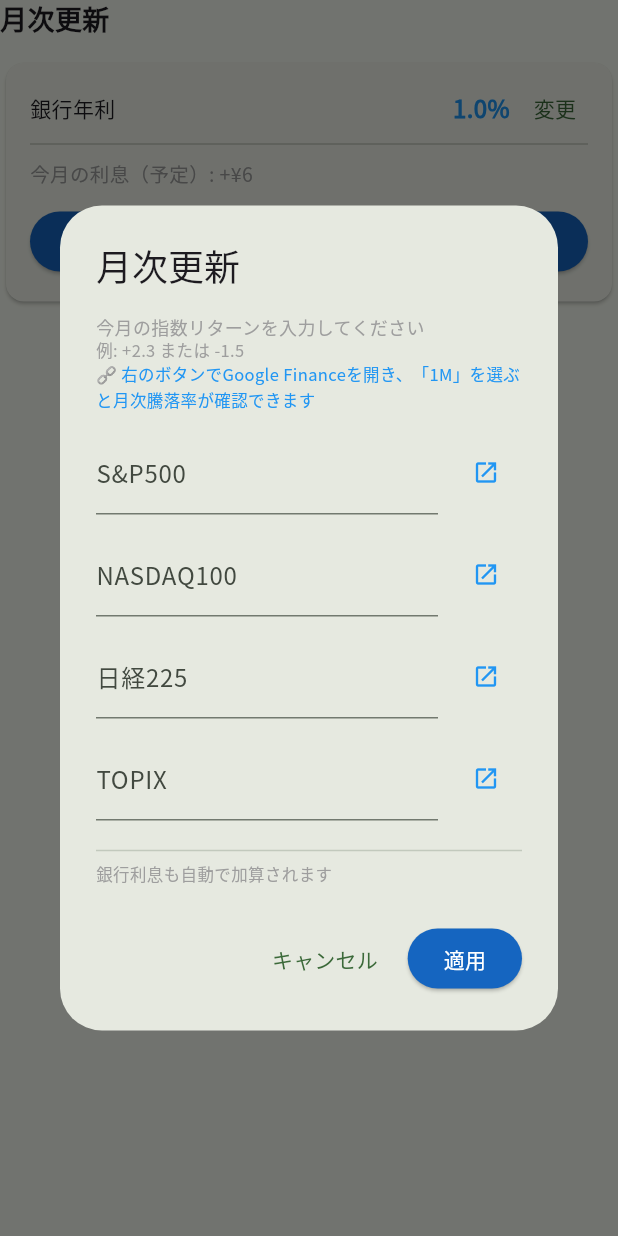
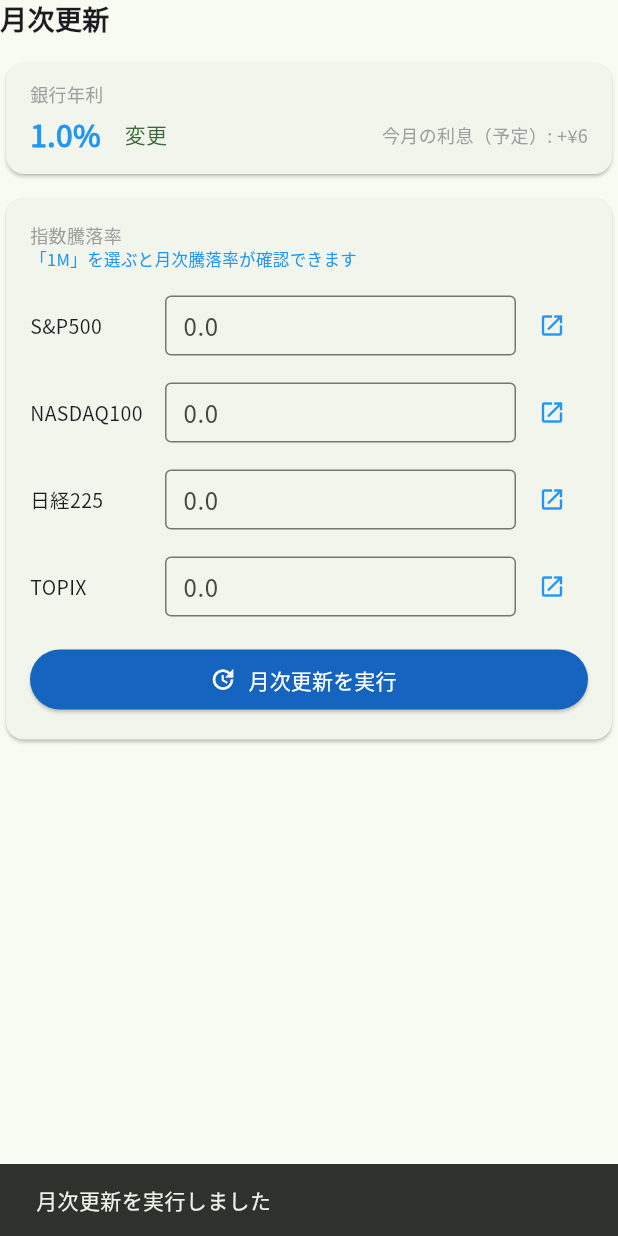
Before and after one commit to Sir-KUMA/family-money-app, a Flutter app: the _MonthlyUpdateSection widget shown alone on an empty page, opened directly, after a tap on "月次更新を実行", on a phone screen of 412 x 824 dp. Run offline on Flutter 3.47's test engine with Material 3 defaults, Android fonts, the phone set to English and light mode, and no system bars; our stand-ins replace google_fonts, shared_preferences; accounts and stored records are empty.

Commit message:
refactor: redesign monthly update section with inline index inputs
銀行年利と指数騰落率を別カードに分離。
指数入力をダイアログから親画面インラインに変更し、UXを改善。

Co-Authored-By: Claude Sonnet 4.6 <noreply@anthropic.com>

```diff
--- a/lib/screens/parent_screen.dart
+++ b/lib/screens/parent_screen.dart
@@ -277,8 +277,57 @@ class _PurchaseRequestCard extends StatelessWidget {
 
 // ── 月次更新セクション ────────────────────────────────────────
 
-class _MonthlyUpdateSection extends StatelessWidget {
+class _MonthlyUpdateSection extends StatefulWidget {
   const _MonthlyUpdateSection();
+
+  @override
+  State<_MonthlyUpdateSection> createState() => _MonthlyUpdateSectionState();
+}
+
+class _MonthlyUpdateSectionState extends State<_MonthlyUpdateSection> {
+  final _controllers = {
+    'sp500': TextEditingController(),
+    'nasdaq100': TextEditingController(),
+    'nikkei225': TextEditingController(),
+    'topix': TextEditingController(),
+  };
+
+  static const _labels = {
+    'sp500': 'S&P500',
+    'nasdaq100': 'NASDAQ100',
+    'nikkei225': '日経225',
+    'topix': 'TOPIX',
+  };
+
+  static const _urls = {
+    'sp500': 'https://www.google.com/finance/quote/.INX:INDEXSP?hl=ja',
+    'nasdaq100': 'https://www.google.com/finance/quote/NDX:INDEXNASDAQ?hl=ja',
+    'nikkei225': 'https://www.google.com/finance/quote/NI225:INDEXNIKKEI?hl=ja',
+    'topix': 'https://www.google.com/finance/quote/TOPIX:INDEXJPX?hl=ja',
+  };
+
+  @override
+  void dispose() {
+    for (final c in _controllers.values) {
+      c.dispose();
+    }
+    super.dispose();
+  }
+
+  void _apply() {
+    final returns = <String, double>{};
+    for (final entry in _controllers.entries) {
+      final val = double.tryParse(entry.value.text.trim());
+      if (val != null) returns[entry.key] = val / 100;
+    }
+    context.read<AppState>().applyMonthlyReturns(returns);
+    for (final c in _controllers.values) {
+      c.clear();
+    }
+    ScaffoldMessenger.of(context).showSnackBar(
+      const SnackBar(content: Text('月次更新を実行しました')),
+    );
+  }
 
   @override
   Widget build(BuildContext context) {
@@ -290,26 +339,25 @@ class _MonthlyUpdateSection extends StatelessWidget {
       children: [
         const Text('月次更新', style: TextStyle(fontSize: 18, fontWeight: FontWeight.bold)),
         const SizedBox(height: 12),
+
+        // 銀行年利カード
         Card(
           child: Padding(
-            padding: const EdgeInsets.all(16),
+            padding: const EdgeInsets.symmetric(horizontal: 16, vertical: 12),
             child: Column(
+              crossAxisAlignment: CrossAxisAlignment.start,
               children: [
-                Row(
-                  mainAxisAlignment: MainAxisAlignment.spaceBetween,
-                  children: [
-                    const Text('銀行年利', style: TextStyle(fontSize: 14)),
+                const Text('銀行年利', style: TextStyle(fontSize: 12, color: Colors.grey)),
+                const SizedBox(height: 4),
                 Row(
                   children: [
                     Text('${state.bankAnnualInterestPercent.toStringAsFixed(1)}%',
-                            style: const TextStyle(fontSize: 16, fontWeight: FontWeight.bold, color: Colors.blue)),
+                        style: const TextStyle(fontSize: 20, fontWeight: FontWeight.bold, color: Colors.blue)),
                     const SizedBox(width: 8),
                     TextButton(
                       onPressed: () => showDialog(
                         context: context,
-                            builder: (_) => _InterestRateDialog(
-                              current: state.bankAnnualInterestPercent,
-                            ),
+                        builder: (_) => _InterestRateDialog(current: state.bankAnnualInterestPercent),
                       ),
                       style: TextButton.styleFrom(
                         padding: const EdgeInsets.symmetric(horizontal: 8, vertical: 4),
@@ -318,26 +366,71 @@ class _MonthlyUpdateSection extends StatelessWidget {
                       ),
                       child: const Text('変更'),
                     ),
+                    const Spacer(),
+                    Text('今月の利息（予定）: +¥${formatYen(interest)}',
+                        style: const TextStyle(fontSize: 12, color: Colors.grey)),
                   ],
                 ),
               ],
             ),
-                const Divider(height: 20),
-                Row(
-                  mainAxisAlignment: MainAxisAlignment.spaceBetween,
+          ),
+        ),
+
+        const SizedBox(height: 8),
+
+        // 指数騰落率カード
+        Card(
+          child: Padding(
+            padding: const EdgeInsets.all(16),
+            child: Column(
+              crossAxisAlignment: CrossAxisAlignment.start,
               children: [
-                    Text('今月の利息（予定）: +¥${formatYen(interest)}',
-                        style: const TextStyle(fontSize: 13, color: Colors.grey)),
+                const Text('指数騰落率', style: TextStyle(fontSize: 12, color: Colors.grey)),
+                const Text('「1M」を選ぶと月次騰落率が確認できます',
+                    style: TextStyle(fontSize: 11, color: Colors.blue)),
+                const SizedBox(height: 12),
+                ..._labels.entries.map((entry) => Padding(
+                      padding: const EdgeInsets.only(bottom: 10),
+                      child: Row(
+                        children: [
+                          SizedBox(
+                            width: 90,
+                            child: Text(entry.value,
+                                style: const TextStyle(fontSize: 13, fontWeight: FontWeight.w500)),
+                          ),
+                          Expanded(
+                            child: TextField(
+                              controller: _controllers[entry.key],
+                              decoration: const InputDecoration(
+                                suffixText: '%',
+                                hintText: '0.0',
+                                isDense: true,
+                                contentPadding: EdgeInsets.symmetric(horizontal: 8, vertical: 8),
+                                border: OutlineInputBorder(),
+                              ),
+                              keyboardType: const TextInputType.numberWithOptions(
+                                  signed: true, decimal: true),
+                            ),
+                          ),
+                          IconButton(
+                            icon: const Icon(Icons.open_in_new, size: 18),
+                            tooltip: '${entry.value}を調べる',
+                            color: Colors.blue,
+                            onPressed: () async {
+                              final url = Uri.parse(_urls[entry.key]!);
+                              if (await canLaunchUrl(url)) {
+                                await launchUrl(url, mode: LaunchMode.externalApplication);
+                              }
+                            },
+                          ),
                         ],
                       ),
-                const SizedBox(height: 12),
+                    )),
+                const SizedBox(height: 4),
                 SizedBox(
                   width: double.infinity,
                   child: ElevatedButton.icon(
-                    onPressed: () => showDialog(
-                      context: context,
-                      builder: (_) => const _MonthlyUpdateDialog(),
-                    ),
+                    onPressed: _apply,
                     icon: const Icon(Icons.update),
                     label: const Text('月次更新を実行'),
                     style: ElevatedButton.styleFrom(
@@ -402,124 +495,6 @@ class _InterestRateDialogState extends State<_InterestRateDialog> {
             foregroundColor: Colors.white,
           ),
           child: const Text('設定'),
-        ),
-      ],
-    );
-  }
-}
-
-class _MonthlyUpdateDialog extends StatefulWidget {
-  const _MonthlyUpdateDialog();
-
-  @override
-  State<_MonthlyUpdateDialog> createState() => _MonthlyUpdateDialogState();
-}
-
-class _MonthlyUpdateDialogState extends State<_MonthlyUpdateDialog> {
-  final _controllers = {
-    'sp500': TextEditingController(),
-    'nasdaq100': TextEditingController(),
-    'nikkei225': TextEditingController(),
-    'topix': TextEditingController(),
-  };
-
-  static const _labels = {
-    'sp500': 'S&P500',
-    'nasdaq100': 'NASDAQ100',
-    'nikkei225': '日経225',
-    'topix': 'TOPIX',
-  };
-
-  static const _urls = {
-    'sp500': 'https://www.google.com/finance/quote/.INX:INDEXSP?hl=ja',
-    'nasdaq100': 'https://www.google.com/finance/quote/NDX:INDEXNASDAQ?hl=ja',
-    'nikkei225': 'https://www.google.com/finance/quote/NI225:INDEXNIKKEI?hl=ja',
-    'topix': 'https://www.google.com/finance/quote/TOPIX:INDEXJPX?hl=ja',
-  };
-
-  @override
-  void dispose() {
-    for (final c in _controllers.values) {
-      c.dispose();
-    }
-    super.dispose();
-  }
-
-  void _apply() {
-    final returns = <String, double>{};
-    for (final entry in _controllers.entries) {
-      final val = double.tryParse(entry.value.text.replaceAll('%', '').trim());
-      if (val != null) returns[entry.key] = val / 100;
-    }
-    context.read<AppState>().applyMonthlyReturns(returns);
-    Navigator.of(context).pop();
-  }
-
-  @override
-  Widget build(BuildContext context) {
-    return AlertDialog(
-      title: const Text('月次更新'),
-      content: SingleChildScrollView(
-        child: Column(
-          mainAxisSize: MainAxisSize.min,
-          crossAxisAlignment: CrossAxisAlignment.start,
-          children: [
-            const Text('今月の指数リターンを入力してください',
-                style: TextStyle(fontSize: 12, color: Colors.grey)),
-            const Text('例: +2.3 または -1.5',
-                style: TextStyle(fontSize: 11, color: Colors.grey)),
-            const Text('🔗 右のボタンでGoogle Financeを開き、「1M」を選ぶと月次騰落率が確認できます',
-                style: TextStyle(fontSize: 11, color: Colors.blue)),
-            const SizedBox(height: 12),
-            ..._labels.entries.map((entry) => Padding(
-                  padding: const EdgeInsets.only(bottom: 12),
-                  child: Row(
-                    children: [
-                      Expanded(
-                        child: TextField(
-                          controller: _controllers[entry.key],
-                          decoration: InputDecoration(
-                            labelText: entry.value,
-                            suffixText: '%',
-                            hintText: '0.0',
-                          ),
-                          keyboardType: const TextInputType.numberWithOptions(
-                              signed: true, decimal: true),
-                        ),
-                      ),
-                      const SizedBox(width: 8),
-                      IconButton(
-                        icon: const Icon(Icons.open_in_new, size: 18),
-                        tooltip: '${entry.value}を調べる',
-                        color: Colors.blue,
-                        onPressed: () async {
-                          final url = Uri.parse(_urls[entry.key]!);
-                          if (await canLaunchUrl(url)) {
-                            await launchUrl(url, mode: LaunchMode.externalApplication);
-                          }
-                        },
-                      ),
-                    ],
-                  ),
-                )),
-            const Divider(),
-            const Text('銀行利息も自動で加算されます',
-                style: TextStyle(fontSize: 11, color: Colors.grey)),
-          ],
-        ),
-      ),
-      actions: [
-        TextButton(
-          onPressed: () => Navigator.of(context).pop(),
-          child: const Text('キャンセル'),
-        ),
-        ElevatedButton(
-          onPressed: _apply,
-          style: ElevatedButton.styleFrom(
-            backgroundColor: const Color(0xFF1565C0),
-            foregroundColor: Colors.white,
-          ),
-          child: const Text('適用'),
         ),
       ],
     );
```
Lines whose indentation alone changed are shown as unchanged.
